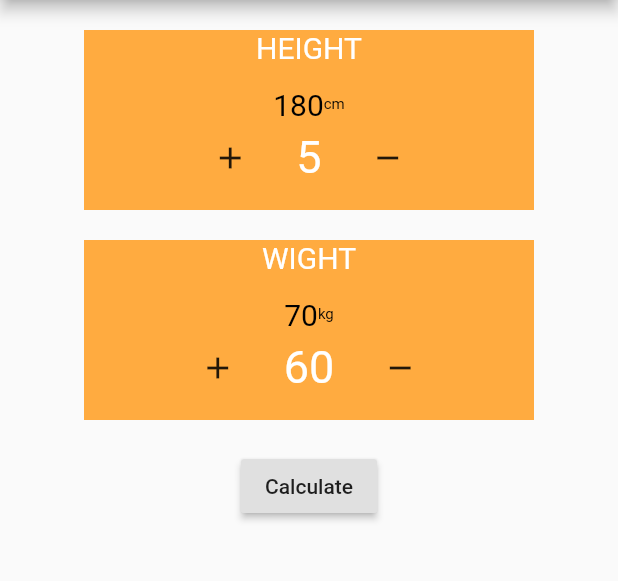
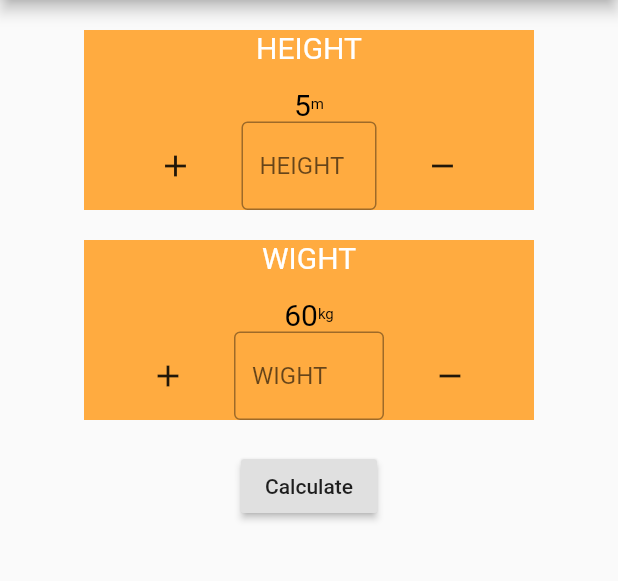
Before and after one commit to sina-778/BMI_Calculator, a Flutter app: the screen it shows after launch, on a phone screen of 412 x 824 dp, the part 84-665 px from its top. Run offline on Flutter 3.47's test engine with Material 2 defaults, Android fonts, the phone set to English and light mode, and no system bars.

Commit message:
06-02-22-TextField

```diff
--- a/lib/bmi_calculator.dart
+++ b/lib/bmi_calculator.dart
@@ -52,12 +52,12 @@ class _BMI_calculator extends State<BMI_calculator> {
                    Row(
                      mainAxisAlignment: MainAxisAlignment.center,
                      children: [
-                       Text("180",
+                       Text("$height",
                          style: TextStyle(
                            fontSize: 20,
                            color: Colors.black,
                          ),),
-                       Text("cm",
+                       Text("m",
                          style: TextStyle(
                            fontSize: 10,
                            color: Colors.black,
@@ -77,11 +77,21 @@ class _BMI_calculator extends State<BMI_calculator> {
                            },
                            child: Icon(Icons.add),
                        ),
-                       Text(height.toString(),
-                       style: TextStyle(
-                         fontSize: 30,
-                         color: Colors.white,
-                       ),),
+                       Container(
+                         width: 90,
+                         child: TextField(
+                           decoration: InputDecoration(
+                             hintText: 'HEIGHT',
+                             border: OutlineInputBorder(),
+                           ),
+                           keyboardType: TextInputType.number,
+                           onChanged: (input){
+                             height=int.parse(input);
+                           },
+                         ),
+
+                       ),
+
 
                        FlatButton(
                          onPressed: (){
@@ -92,13 +102,6 @@ class _BMI_calculator extends State<BMI_calculator> {
                          },
                          child: Icon(Icons.remove),
                        ),
-                       // GestureDetector(
-                       //   onTap: (){
-                       //     setState(() {
-                       //       height--;
-                       //     });
-                       //   },
-                       //     child: Icon(Icons.remove, color: Colors.white, size: 25,)),
                      ],
                    ),
 
@@ -124,7 +127,7 @@ class _BMI_calculator extends State<BMI_calculator> {
                     Row(
                       mainAxisAlignment: MainAxisAlignment.center,
                       children: [
-                        Text("70",
+                        Text("$wight",
                           style: TextStyle(
                             fontSize: 20,
                             color: Colors.black,
@@ -151,11 +154,28 @@ class _BMI_calculator extends State<BMI_calculator> {
                           },
                           child: Icon(Icons.add),
                         ),
-                        Text(wight.toString(),
-                          style: TextStyle(
-                            fontSize: 30,
-                            color: Colors.white,
-                          ),),
+                        Container(
+                          width: 100,
+                          child: TextField(
+                            decoration: InputDecoration(
+                              hintText: 'WIGHT',
+                              border: OutlineInputBorder(),
+                            ),
+                            keyboardType: TextInputType.number,
+                            onChanged: (input){
+                              height=int.parse(input);
+                            },
+
+                          ),
+                        ),
+
+
+
+                        // Text(wight.toString(),
+                        //   style: TextStyle(
+                        //     fontSize: 30,
+                        //     color: Colors.white,
+                        //   ),),
 
                         FlatButton(
                           onPressed: (){
@@ -188,7 +208,19 @@ class _BMI_calculator extends State<BMI_calculator> {
                 child: Text('Calculate',
                 ) ,
               ),
+
             ),
+
+
+            // ConstrainedBox(
+            //   constraints: const BoxConstraints.tightFor(width: 100),
+            //   child: const TextField(
+            //     decoration: InputDecoration(
+            //       hintText: 'WIGHT',
+            //       border: OutlineInputBorder(),
+            //     ),
+            //   ),
+            // ),
 
 
 
--- a/lib/calculate.dart
+++ b/lib/calculate.dart
@@ -11,7 +11,8 @@ class Calculate{
 
   String cal(){
     result=(wight/(height*height));
-    return result.toString();
+    //double result1 = double.parse((result).toStringAsFixed(2));
+    return result.toStringAsFixed(3);
   }
 
    feed(){
```
